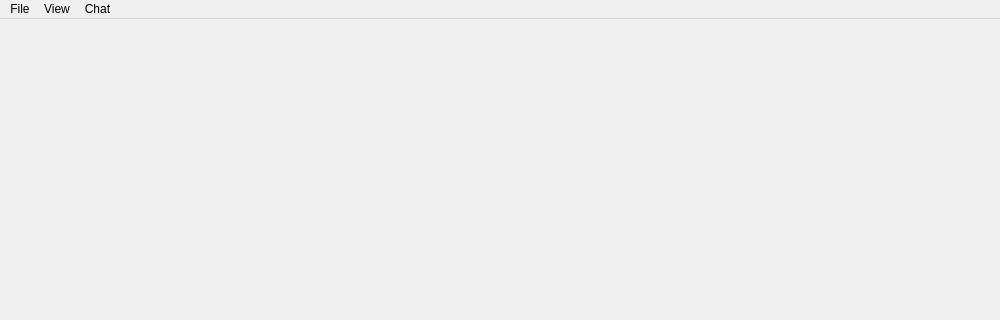
This is zapzap/ui/ui_mainwindow.ui in rafatosta/zapzap as Qt 5 draws it before an edit; both pictures show x 0 to 1000 and y 0 to 320 of the 1000 by 600 pixel window. The edited form follows.
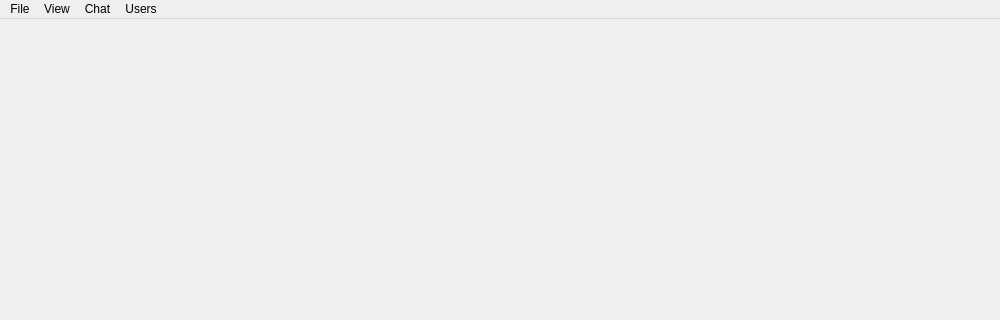
This is the edited form.

Commit message: Add update_user_menu

```diff
--- a/zapzap/ui/ui_mainwindow.ui
+++ b/zapzap/ui/ui_mainwindow.ui
@@ -63,9 +63,15 @@
     <addaction name="actionNew_chat"/>
     <addaction name="actionBy_phone_number"/>
    </widget>
+   <widget class="QMenu" name="menuUsers">
+    <property name="title">
+     <string>Users</string>
+    </property>
+   </widget>
    <addaction name="menuFile"/>
    <addaction name="menuView"/>
    <addaction name="menuChat"/>
+   <addaction name="menuUsers"/>
   </widget>
   <widget class="QStatusBar" name="statusbar"/>
   <action name="actionQuit">
```
The commit also changes 2 other files.
